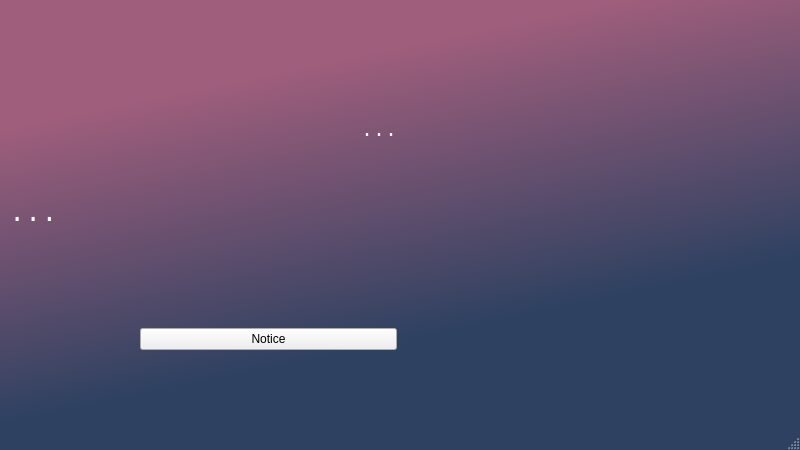
This is GUI/MainForm.ui in cwal1220/ai-speaker-for-kpu-student as Qt 5 draws it before an edit. The edited form follows.
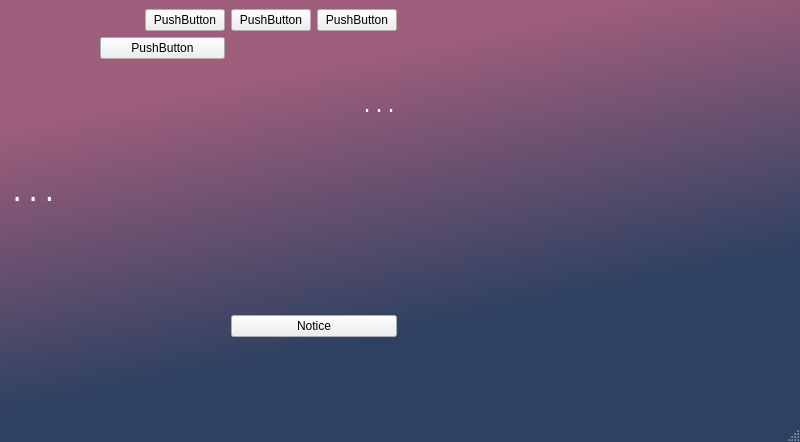
This is the edited form. Custom widgets are drawn as their Qt base class.

```diff
--- a/GUI/MainForm.ui
+++ b/GUI/MainForm.ui
@@ -7,7 +7,7 @@
     <x>0</x>
     <y>0</y>
     <width>800</width>
-    <height>450</height>
+    <height>442</height>
    </rect>
   </property>
   <property name="windowTitle">
@@ -23,21 +23,7 @@
      <layout class="QHBoxLayout" name="horizontalLayout">
       <item>
        <layout class="QGridLayout" name="gridLayout">
-        <item row="3" column="1" rowspan="2" colspan="2">
-         <widget class="QPushButton" name="pushButton_notice">
-          <property name="text">
-           <string>Notice</string>
-          </property>
-         </widget>
-        </item>
-        <item row="0" column="0">
-         <widget class="QLabel" name="label_notice">
-          <property name="text">
-           <string/>
-          </property>
-         </widget>
-        </item>
-        <item row="2" column="0" colspan="3">
+        <item row="4" column="0" colspan="6">
          <widget class="QLabel" name="label_tts">
           <property name="font">
            <font>
@@ -56,7 +42,7 @@
           </property>
          </widget>
         </item>
-        <item row="1" column="0" colspan="3">
+        <item row="3" column="0" colspan="6">
          <widget class="QLabel" name="label_stt">
           <property name="font">
            <font>
@@ -75,10 +61,57 @@
           </property>
          </widget>
         </item>
+        <item row="0" column="0" rowspan="2" colspan="2">
+         <widget class="QLabel" name="label_notice">
+          <property name="text">
+           <string/>
+          </property>
+         </widget>
+        </item>
+        <item row="0" column="3">
+         <widget class="QPushButton" name="pushButton_food">
+          <property name="text">
+           <string>PushButton</string>
+          </property>
+         </widget>
+        </item>
+        <item row="0" column="5">
+         <widget class="QPushButton" name="pushButton_weather">
+          <property name="enabled">
+           <bool>true</bool>
+          </property>
+          <property name="text">
+           <string>PushButton</string>
+          </property>
+         </widget>
+        </item>
+        <item row="0" column="4">
+         <widget class="QPushButton" name="pushButton_notice">
+          <property name="text">
+           <string>PushButton</string>
+          </property>
+         </widget>
+        </item>
+        <item row="1" column="2" colspan="2">
+         <widget class="QPushButton" name="pushButton_shuttle">
+          <property name="text">
+           <string>PushButton</string>
+          </property>
+         </widget>
+        </item>
+        <item row="5" column="4" rowspan="2" colspan="2">
+         <widget class="QPushButton" name="pushButton_comfirm">
+          <property name="text">
+           <string>Notice</string>
+          </property>
+         </widget>
+        </item>
        </layout>
       </item>
       <item>
-       <widget class="Test" name="widget" native="true"/>
+       <widget class="QWidget" name="widget" native="true">
+        <zorder></zorder>
+       </widget>
       </item>
      </layout>
     </item>
@@ -96,14 +129,6 @@
   </widget>
   <widget class="QStatusBar" name="statusbar"/>
  </widget>
- <customwidgets>
-  <customwidget>
-   <class>Test</class>
-   <extends>QWidget</extends>
-   <header>test.h</header>
-   <container>1</container>
-  </customwidget>
- </customwidgets>
  <resources/>
  <connections/>
 </ui>
```
